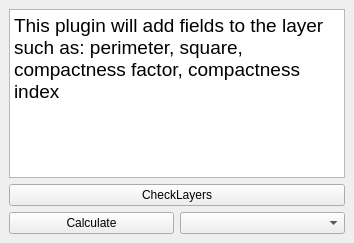
First picture: the form in geom_calc_dockwidget_base.ui, repository NorthisRP/QGisGeomCalc, before the edit.
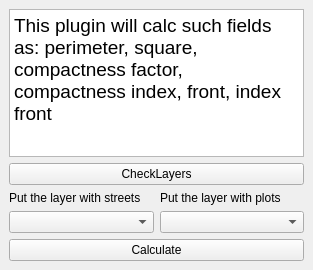
Second picture: the form after the edit.

Commit message: Добавлена возможность посчёта фронта, исправлены некоторые ошибки

Diff of the .ui file:
```diff
--- a/geom_calc_dockwidget_base.ui
+++ b/geom_calc_dockwidget_base.ui
@@ -6,8 +6,8 @@
    <rect>
     <x>0</x>
     <y>0</y>
-    <width>354</width>
-    <height>243</height>
+    <width>313</width>
+    <height>270</height>
    </rect>
   </property>
   <property name="windowTitle">
@@ -24,7 +24,7 @@
 &lt;html&gt;&lt;head&gt;&lt;meta name=&quot;qrichtext&quot; content=&quot;1&quot; /&gt;&lt;style type=&quot;text/css&quot;&gt;
 p, li { white-space: pre-wrap; }
 &lt;/style&gt;&lt;/head&gt;&lt;body style=&quot; font-family:'MS Shell Dlg 2'; font-size:8.25pt; font-weight:400; font-style:normal;&quot;&gt;
-&lt;p style=&quot; margin-top:0px; margin-bottom:0px; margin-left:0px; margin-right:0px; -qt-block-indent:0; text-indent:0px;&quot;&gt;&lt;span style=&quot; font-size:14pt;&quot;&gt;This plugin will add fields to the layer such as: perimeter, square, compactness factor, compactness index&lt;/span&gt;&lt;/p&gt;&lt;/body&gt;&lt;/html&gt;</string>
+&lt;p style=&quot; margin-top:0px; margin-bottom:0px; margin-left:0px; margin-right:0px; -qt-block-indent:0; text-indent:0px;&quot;&gt;&lt;span style=&quot; font-size:14pt;&quot;&gt;This plugin will calc such fields as: perimeter, square, compactness factor, compactness index, front, index front&lt;/span&gt;&lt;/p&gt;&lt;/body&gt;&lt;/html&gt;</string>
         </property>
        </widget>
       </item>
@@ -35,6 +35,42 @@
         </property>
        </widget>
       </item>
+      <item>
+       <layout class="QHBoxLayout" name="horizontalLayout_2">
+        <item>
+         <layout class="QVBoxLayout" name="verticalLayout_4">
+          <item>
+           <widget class="QLabel" name="label_2">
+            <property name="text">
+             <string>Put the layer with streets</string>
+            </property>
+           </widget>
+          </item>
+          <item>
+           <widget class="QComboBox" name="streets"/>
+          </item>
+         </layout>
+        </item>
+        <item>
+         <layout class="QVBoxLayout" name="verticalLayout_3">
+          <item>
+           <widget class="QLabel" name="label">
+            <property name="text">
+             <string>Put the layer with plots</string>
+            </property>
+           </widget>
+          </item>
+          <item>
+           <widget class="QComboBox" name="plots">
+            <property name="currentText">
+             <string/>
+            </property>
+           </widget>
+          </item>
+         </layout>
+        </item>
+       </layout>
+      </item>
       <item>
        <layout class="QHBoxLayout" name="horizontalLayout">
         <item>
@@ -44,13 +80,6 @@
           </property>
          </widget>
         </item>
-        <item>
-         <widget class="QComboBox" name="comboBox">
-          <property name="currentText">
-           <string/>
-          </property>
-         </widget>
-        </item>
        </layout>
       </item>
      </layout>
```
The commit also changes 1 other file.
